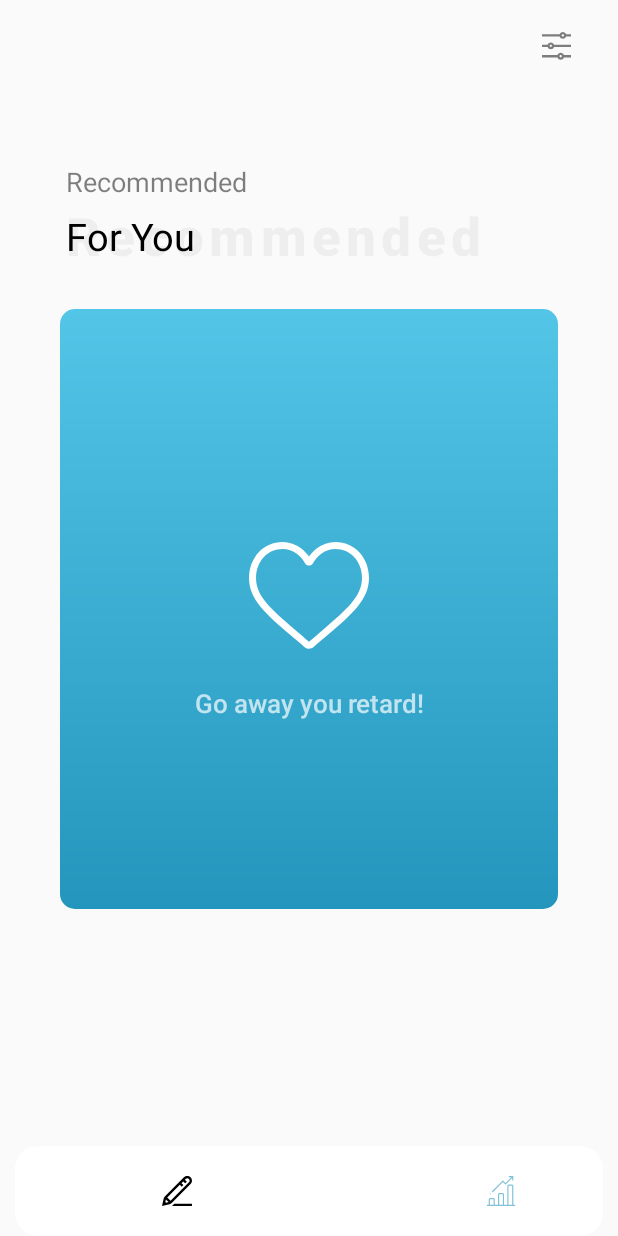
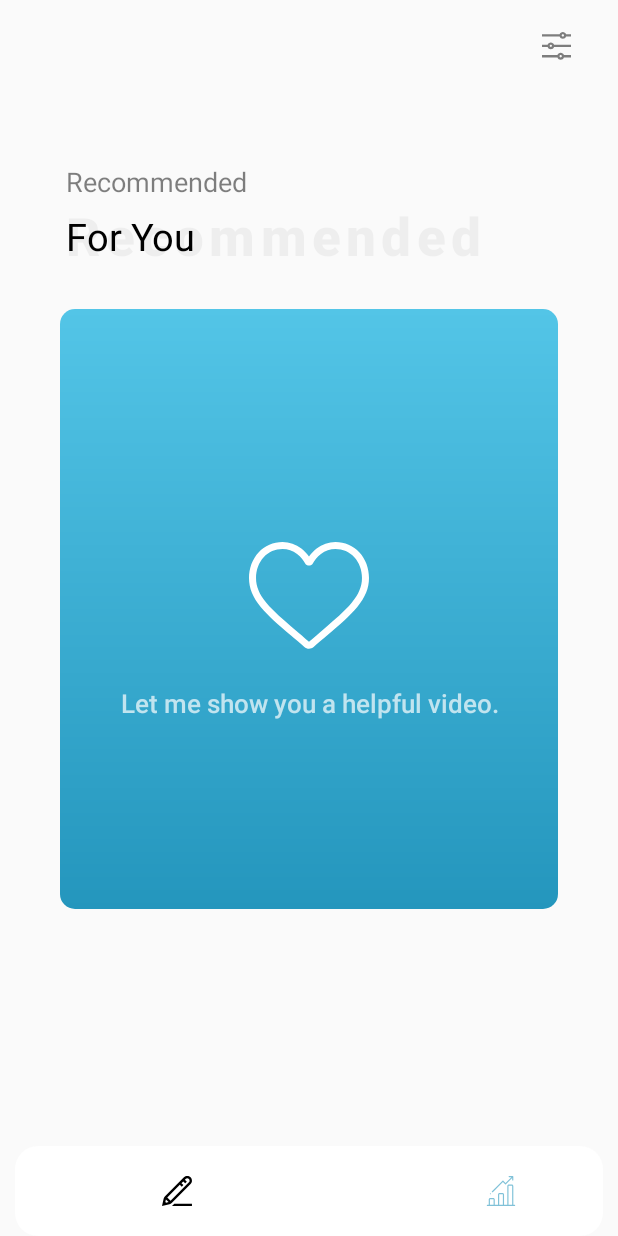
Before and after one commit to gauravrai1/gateways2019, an Android app: the Recommendations screen opened directly, with no data from a screen before it, on a phone screen of 412 x 824 dp. Run offline under Robolectric (Android 15) with nearby library versions, the light colour scheme and no system bars.

Commit message:
final minor changes

```diff
--- a/app/src/main/java/com/example/kaksha/Adapter/RecommendedRecycler.java
+++ b/app/src/main/java/com/example/kaksha/Adapter/RecommendedRecycler.java
@@ -2,9 +2,12 @@ package com.example.kaksha.Adapter;
 
 import android.annotation.SuppressLint;
 import android.content.Context;
+import android.content.Intent;
+import android.net.Uri;
 import android.view.LayoutInflater;
 import android.view.View;
 import android.view.ViewGroup;
+import android.widget.ImageView;
 import android.widget.TextView;
 
 import androidx.recyclerview.widget.RecyclerView;
@@ -51,7 +54,13 @@ public class RecommendedRecycler extends RecyclerView.Adapter<RecommendedRecycle
         Recommended card = cards.get(position);
 
         if(position == 0) {
-            holder.text.setText("Go away you retard!");
+            holder.text.setText("Let me show you a helpful video.");
+            holder.text.setOnClickListener(v-> {
+
+                context.startActivity(new Intent(Intent.ACTION_VIEW, Uri.parse("https://www.youtube.com/watch?v=HqSoxMOrVeE")));
+
+
+            });
         } else {
             holder.text.setText(card.getTitle());
         }
@@ -72,10 +81,12 @@ public class RecommendedRecycler extends RecyclerView.Adapter<RecommendedRecycle
     //View holder class, where all view components are defined
     class MyViewHolder extends RecyclerView.ViewHolder implements View.OnClickListener {
         private TextView text;
+        private ImageView imageView;
         public MyViewHolder(View itemView) {
             super(itemView);
             itemView.setOnClickListener(this);
             text = itemView.findViewById(R.id.text);
+            imageView = itemView.findViewById(R.id.imageView);
         }
 
         @SuppressLint("NewApi")
--- a/app/src/main/java/com/example/kaksha/Recommendations.java
+++ b/app/src/main/java/com/example/kaksha/Recommendations.java
@@ -40,9 +40,9 @@ public class Recommendations extends AppCompatActivity implements View.OnClickLi
         LinearLayoutManager linearLayoutManager = new LinearLayoutManager(Recommendations.this, LinearLayoutManager.HORIZONTAL, false);
         allextras.setLayoutManager(linearLayoutManager);
         adapter = new RecommendedRecycler(Recommendations.this);
-        cards.add(new Recommended("Hey"));
-        cards.add(new Recommended("Good morning"));
-        cards.add(new Recommended("Cheerful Vibes"));
+        cards.add(new Recommended("Play"));
+        cards.add(new Recommended("Movie"));
+        cards.add(new Recommended("Video"));
         cards.add(new Recommended("Let's play a game?"));
         adapter.setListContent(cards);
         allextras.setAdapter(adapter);
--- a/app/src/main/res/layout/activity_main.xml
+++ b/app/src/main/res/layout/activity_main.xml
@@ -39,7 +39,7 @@
         android:layout_marginTop="72dp"
         android:alpha="0.5"
         android:gravity="center"
-        android:text="Your new personal\nlorem ipsum"
+        android:text="Your new personal\nself help tool"
         android:textColor="@color/white"
         android:textSize="20sp"
         app:layout_constraintBottom_toBottomOf="parent"
```
Also changed, not shown: app/src/main/java/com/example/kaksha/Home.java (+7 -0 lines), app/src/main/java/com/example/kaksha/Question.java (+24 -18 lines).
